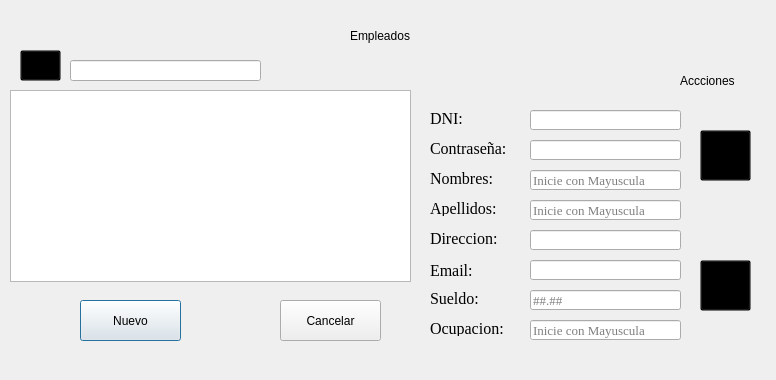
First picture: the form in Sistema_de_Registro_de_Hotel/gui_index_empleado.ui, repository JeffersonFarCar/Sistema-de-Registro-de-Hotel, before the edit.
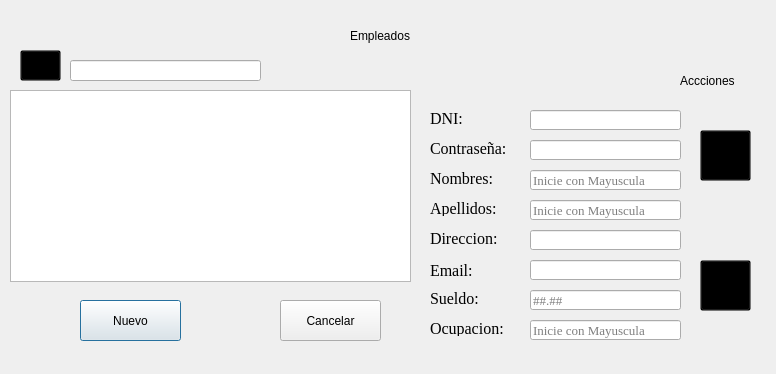
Second picture: the form after the edit. Icons and pictures are not drawn.

Diff of the .ui file:
```diff
--- a/Sistema_de_Registro_de_Hotel/gui_index_empleado.ui
+++ b/Sistema_de_Registro_de_Hotel/gui_index_empleado.ui
@@ -7,7 +7,7 @@
     <x>0</x>
     <y>0</y>
     <width>776</width>
-    <height>380</height>
+    <height>374</height>
    </rect>
   </property>
   <property name="windowTitle">
```
